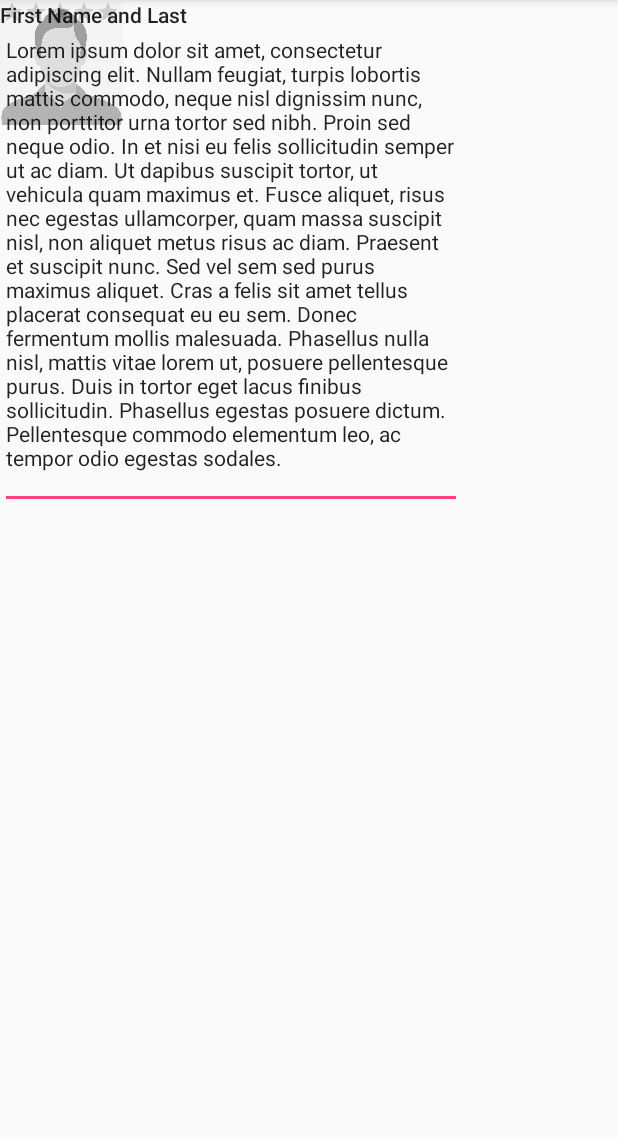
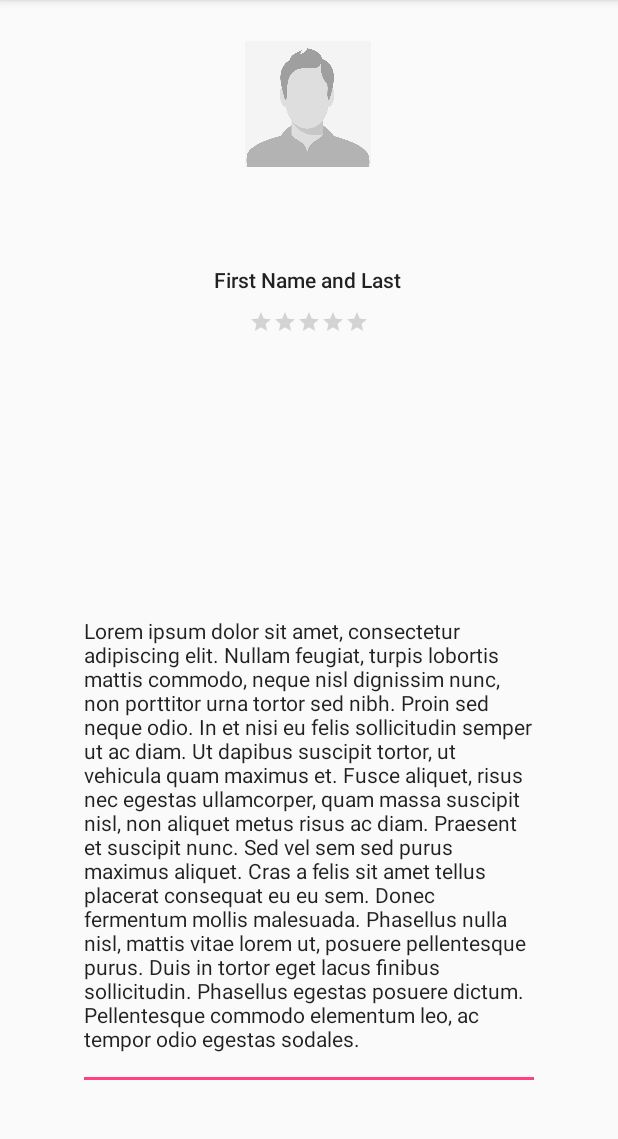
Before and after one commit to brianfu/TeamCSSS-Enactus, an Android app: the profile screen opened directly, with no data from a screen before it, on a phone screen of 412 x 824 dp, the part 84-1223 px from its top. Run offline under Robolectric (Android 15) with nearby library versions, the light colour scheme and no system bars.

Commit message:
Profile added

```diff
--- a/HACKtion/app/src/main/res/layout/activity_profile.xml
+++ b/HACKtion/app/src/main/res/layout/activity_profile.xml
@@ -8,40 +8,71 @@
 
     <ImageView
         android:id="@+id/imageView2"
+        android:layout_width="85dp"
         android:layout_height="84dp"
-        android:layout_width="82dp"
-        app:srcCompat="@drawable/profile_pic"
-        tools:layout_editor_absoluteX="139dp"
-        tools:layout_editor_absoluteY="16dp" />
+        android:layout_marginBottom="8dp"
+        android:layout_marginLeft="8dp"
+        android:layout_marginRight="8dp"
+        android:layout_marginStart="40dp"
+        android:layout_marginTop="8dp"
+        app:layout_constraintBottom_toBottomOf="parent"
+        app:layout_constraintHorizontal_bias="0.44"
+        app:layout_constraintLeft_toLeftOf="parent"
+        app:layout_constraintRight_toRightOf="parent"
+        app:layout_constraintTop_toTopOf="parent"
+        app:layout_constraintVertical_bias="0.029"
+        app:srcCompat="@drawable/profile_pic" />
 
     <TextView
         android:id="@+id/textView"
-        android:layout_width="wrap_content"
-        android:layout_height="wrap_content"
+        android:layout_width="127dp"
+        android:layout_height="17dp"
         android:text="First Name and Last"
         android:textAppearance="@style/TextAppearance.AppCompat.Body2"
-        tools:layout_editor_absoluteX="117dp"
-        tools:layout_editor_absoluteY="116dp" />
+        android:layout_marginRight="8dp"
+        app:layout_constraintRight_toRightOf="parent"
+        android:layout_marginLeft="8dp"
+        app:layout_constraintLeft_toLeftOf="parent"
+        app:layout_constraintTop_toTopOf="parent"
+        android:layout_marginTop="8dp"
+        app:layout_constraintHorizontal_bias="0.502"
+        app:layout_constraintBottom_toBottomOf="parent"
+        android:layout_marginBottom="8dp"
+        app:layout_constraintVertical_bias="0.23000002" />
 
     <RatingBar
         android:id="@+id/ratingBar"
         style="@style/Widget.AppCompat.RatingBar.Small"
-        android:layout_width="wrap_content"
-        android:layout_height="wrap_content"
+        android:layout_width="80dp"
+        android:layout_height="16dp"
         android:backgroundTint="@android:color/darker_gray"
-        tools:layout_editor_absoluteX="140dp"
-        tools:layout_editor_absoluteY="142dp" />
+        android:layout_marginRight="8dp"
+        app:layout_constraintRight_toRightOf="parent"
+        android:layout_marginLeft="8dp"
+        app:layout_constraintLeft_toLeftOf="parent"
+        app:layout_constraintTop_toTopOf="parent"
+        android:layout_marginTop="8dp"
+        app:layout_constraintBottom_toBottomOf="parent"
+        android:layout_marginBottom="8dp"
+        app:layout_constraintVertical_bias="0.26999998" />
 
-    <EditText
+    <TextView
         android:id="@+id/editText2"
-        style="@android:style/Widget.AutoCompleteTextView"
+        style="@style/Widget.AppCompat.AutoCompleteTextView"
         android:layout_width="308dp"
         android:layout_height="339dp"
         android:ems="10"
         android:inputType="textMultiLine"
         android:text="Lorem ipsum dolor sit amet, consectetur adipiscing elit. Nullam feugiat, turpis lobortis mattis commodo, neque nisl dignissim nunc, non porttitor urna tortor sed nibh. Proin sed neque odio. In et nisi eu felis sollicitudin semper ut ac diam. Ut dapibus suscipit tortor, ut vehicula quam maximus et. Fusce aliquet, risus nec egestas ullamcorper, quam massa suscipit nisl, non aliquet metus risus ac diam. Praesent et suscipit nunc. Sed vel sem sed purus maximus aliquet. Cras a felis sit amet tellus placerat consequat eu eu sem. Donec fermentum mollis malesuada. Phasellus nulla nisl, mattis vitae lorem ut, posuere pellentesque purus. Duis in tortor eget lacus finibus sollicitudin. Phasellus egestas posuere dictum. Pellentesque commodo elementum leo, ac tempor odio egestas sodales.  "
         android:textAppearance="@style/TextAppearance.AppCompat.Small"
-        tools:layout_editor_absoluteX="25dp"
-        tools:layout_editor_absoluteY="145dp" />
+        android:layout_marginRight="8dp"
+        app:layout_constraintRight_toRightOf="parent"
+        android:layout_marginLeft="8dp"
+        app:layout_constraintLeft_toLeftOf="parent"
+        app:layout_constraintTop_toTopOf="parent"
+        android:layout_marginTop="8dp"
+        app:layout_constraintBottom_toBottomOf="parent"
+        android:layout_marginBottom="8dp"
+        app:layout_constraintVertical_bias="0.92" />
 
 </android.support.constraint.ConstraintLayout>
```
